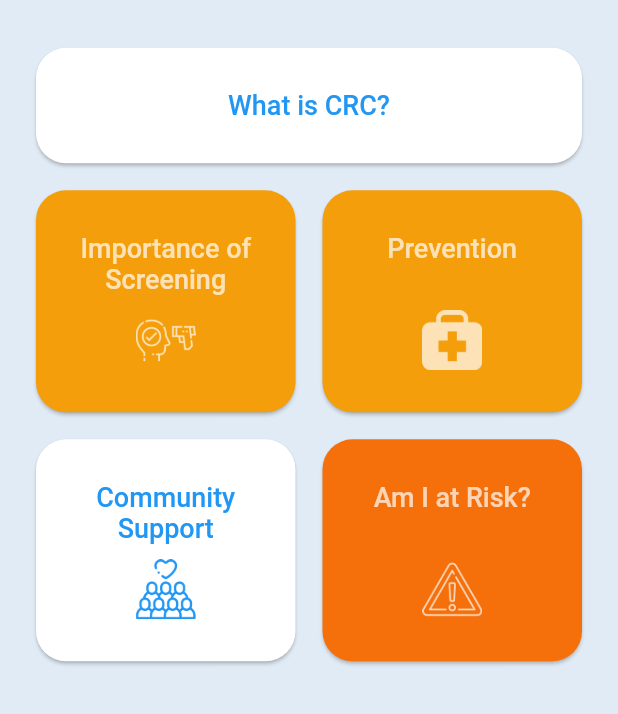
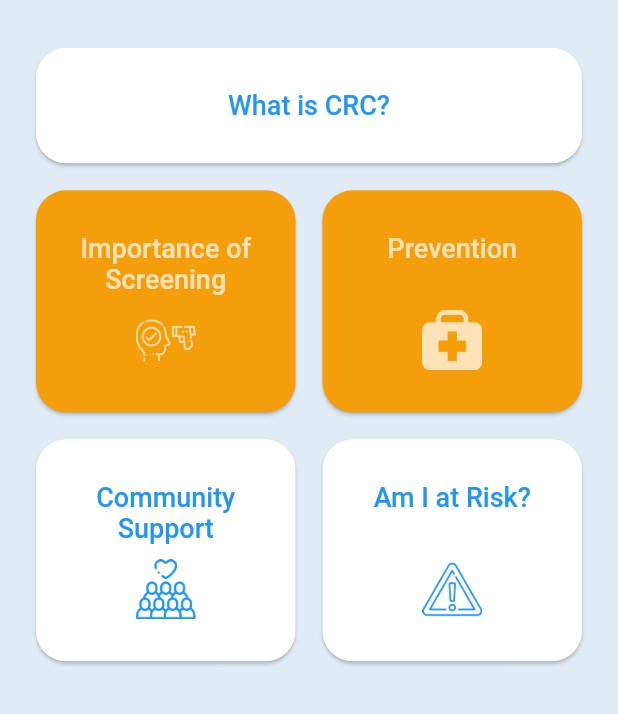
Before and after one commit to mohammed-ezzedine/said, a Flutter app: the screen it shows after launch, on a phone screen of 412 x 824 dp, the part 522-1236 px from its top. Run offline on Flutter 3.47's test engine with Material 2 defaults, Android fonts, the phone set to English and light mode, and no system bars; our stand-ins replace timelines; generated files the repository leaves out were written again.

Commit message:
Finalize project

```diff
--- a/lib/l10n/app_en.arb
+++ b/lib/l10n/app_en.arb
@@ -99,7 +99,7 @@
     "passwordLongerThanEightCharacters": "Password must be longer than 8 characters",
     "phone": "Phone Number",
     "phoneInvalid": "Invalid phone number format",
-    "prevention": "Prevention",
+    "prevention": "Prevention\n",
     "preventionQ": "Can colorectal cancer (CRC) be prevented?",
     "preventionA": "CRC can be prevented through long term prevention which is lifestyle changes and through screening",
     "preventionTitle": "Prevention for Colorectal cancer:",
@@ -132,7 +132,7 @@
     "riskFactors": "Risk Factors of CRC",
     "riskFactorsTitle": "Risk Factors",
     "riskFactorsIntro": "There are two groups of population:",
-    "riskAmI": "Am I at Risk?",
+    "riskAmI": "Am I at Risk?\n",
     "riskM1": "If you or your loved one presents with any of the following, please visit your gastroenterologist:",
     "riskM1pt1": "1.\tAlarming symptoms like blood in stool, abdominal pain and change in bowel habits, and unexplained weight loss.",
     "riskM1pt2": "2.\thave a family history of known genetic disorders that predispose them to a high lifetime risk of colorectal cancer, such as:",
--- a/lib/pages/home.dart
+++ b/lib/pages/home.dart
@@ -105,7 +105,7 @@ class _HomeState extends State<Home> {
               ),
               Expanded(
                 child: SaidCard(
-                  title: AppLocalizations.of(context)!.prevention + "\n",
+                  title: AppLocalizations.of(context)!.prevention,
                   linkTo: Prevention(),
                   padLeft: gapPadding / 2,
                   backgroundColor: Color(0xFFF59E0B),
@@ -129,11 +129,9 @@ class _HomeState extends State<Home> {
                 ),
                 Expanded(
                   child: SaidCard(
-                    title: AppLocalizations.of(context)!.riskAmI + "\n",
+                    title: AppLocalizations.of(context)!.riskAmI,
                     linkTo: Risk(),
                     padLeft: gapPadding / 2,
-                    backgroundColor: Color(0xFFf5700b),
-                    textColor: Colors.white70,
                     icon: 'caution.png',
                   )
                 )
```
Also changed, not shown: lib/pages/register.dart (+3 -6 lines), lib/services/api.dart (+54 -13 lines), 2 other files.
